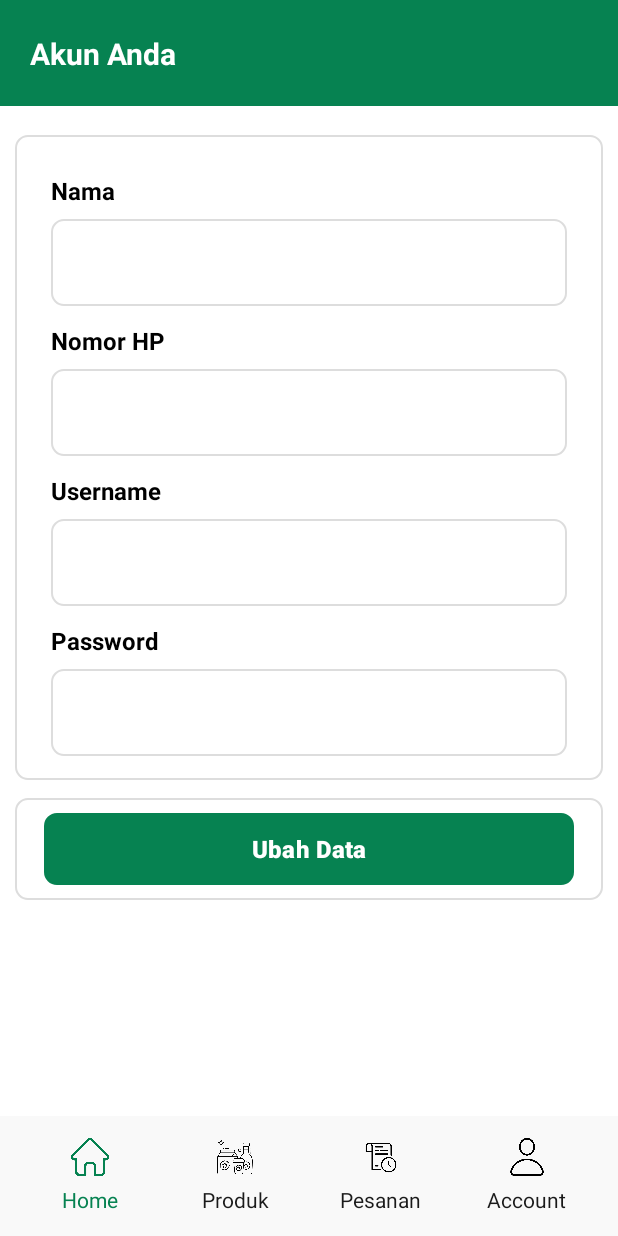
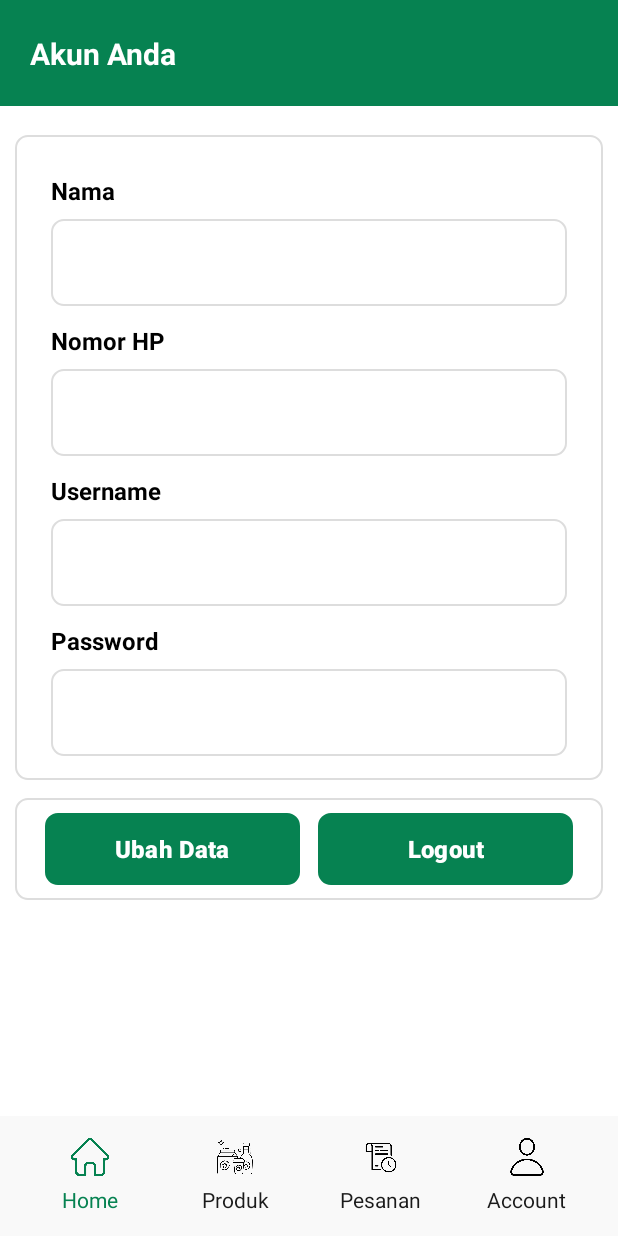
Before and after one commit to MunMunDev/E-Kalontong, an Android app: the fragment ProfileFragment placed in its activity, on a phone screen of 412 x 824 dp. Run offline under Robolectric (Android 15) with nearby library versions, the phone set to English and light mode, and no system bars; our stand-ins replace Dagger/Hilt's generated code; pictures from the network do not load.

Commit message:
commit update profile fragment. add button logout

```diff
--- a/app/src/main/java/com/abcd/e_kalontong/ui/fragment/user/profile/ProfileFragment.kt
+++ b/app/src/main/java/com/abcd/e_kalontong/ui/fragment/user/profile/ProfileFragment.kt
@@ -1,6 +1,7 @@
 package com.abcd.e_kalontong.ui.fragment.user.profile
 
 import android.app.Activity
+import android.content.Intent
 import android.os.Bundle
 import androidx.fragment.app.Fragment
 import android.view.LayoutInflater
@@ -16,6 +17,7 @@ import com.abcd.e_kalontong.data.model.ResponseModel
 import com.abcd.e_kalontong.data.model.UserModel
 import com.abcd.e_kalontong.databinding.AlertDialogAkunBinding
 import com.abcd.e_kalontong.databinding.FragmentProfileBinding
+import com.abcd.e_kalontong.ui.activity.login.LoginActivity
 import com.abcd.e_kalontong.utils.KontrolNavigationDrawer
 import com.abcd.e_kalontong.utils.LoadingAlertDialog
 import com.abcd.e_kalontong.utils.SharedPreferencesLogin
@@ -65,9 +67,20 @@ class ProfileFragment : Fragment() {
     }
 
     private fun button() {
-        binding.btnUbahData.setOnClickListener {
-            setDialogUpdateData()
+        binding.apply {
+            btnUbahData.setOnClickListener {
+                setDialogUpdateData()
+            }
+            btnLogout.setOnClickListener{
+                setLogout()
+            }
         }
+    }
+
+    private fun setLogout() {
+        sharedPreferences.setLogout()
+        startActivity(Intent(activityContext, LoginActivity::class.java))
+        activityContext.finish()
     }
 
     private fun setDialogUpdateData() {
--- a/app/src/main/res/layout/fragment_profile.xml
+++ b/app/src/main/res/layout/fragment_profile.xml
@@ -164,13 +164,29 @@
             android:background="@drawable/bg_card">
             <Button
                 android:id="@+id/btnUbahData"
-                android:layout_width="match_parent"
+                android:layout_width="0dp"
                 android:layout_height="wrap_content"
                 app:layout_constraintTop_toTopOf="parent"
-                android:layout_marginStart="5dp"
-                android:layout_marginEnd="5dp"
+                app:layout_constraintStart_toStartOf="parent"
+                app:layout_constraintEnd_toStartOf="@id/btnLogout"
+                android:layout_marginStart="6dp"
+                android:layout_marginEnd="6dp"
                 android:background="@drawable/bg_btn"
                 android:text="Ubah Data"
+                android:textStyle="bold"
+                android:textColor="@color/white"
+                android:textSize="16sp"/>
+            <Button
+                android:id="@+id/btnLogout"
+                android:layout_width="0dp"
+                android:layout_height="wrap_content"
+                app:layout_constraintTop_toTopOf="parent"
+                app:layout_constraintStart_toEndOf="@id/btnUbahData"
+                app:layout_constraintEnd_toEndOf="parent"
+                android:layout_marginStart="6dp"
+                android:layout_marginEnd="6dp"
+                android:background="@drawable/bg_btn"
+                android:text="Logout"
                 android:textStyle="bold"
                 android:textColor="@color/white"
                 android:textSize="16sp"/>
```
Also changed, not shown: app/src/main/java/com/abcd/e_kalontong/utils/SharedPreferencesLogin.kt (+12 -0 lines).
